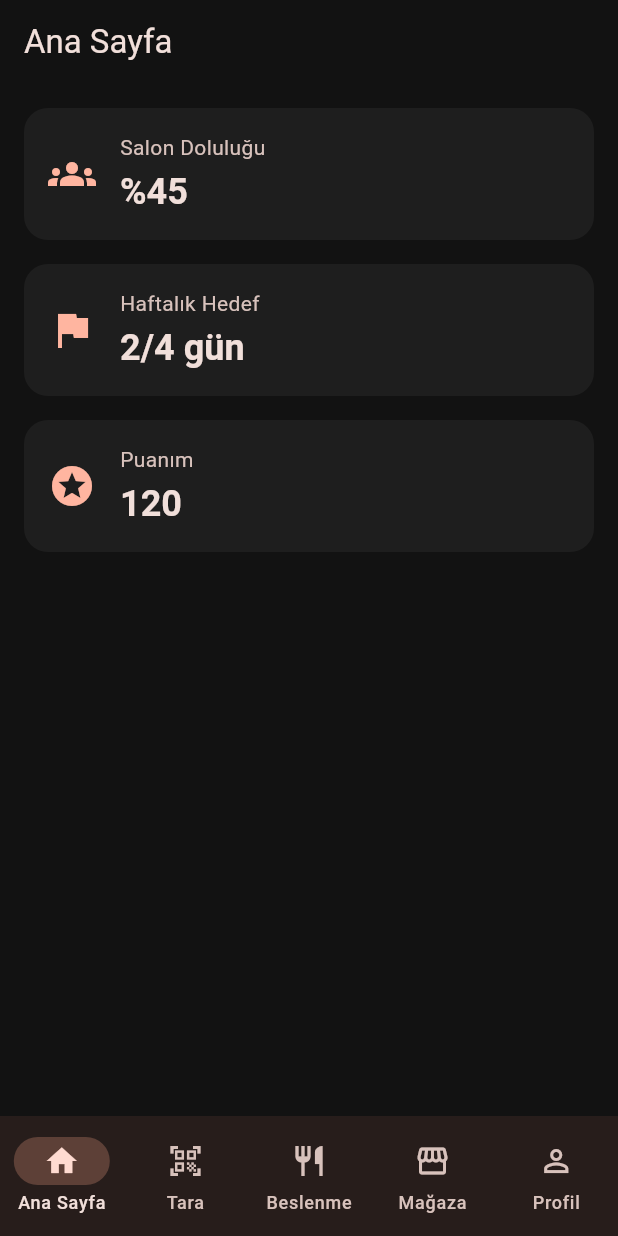
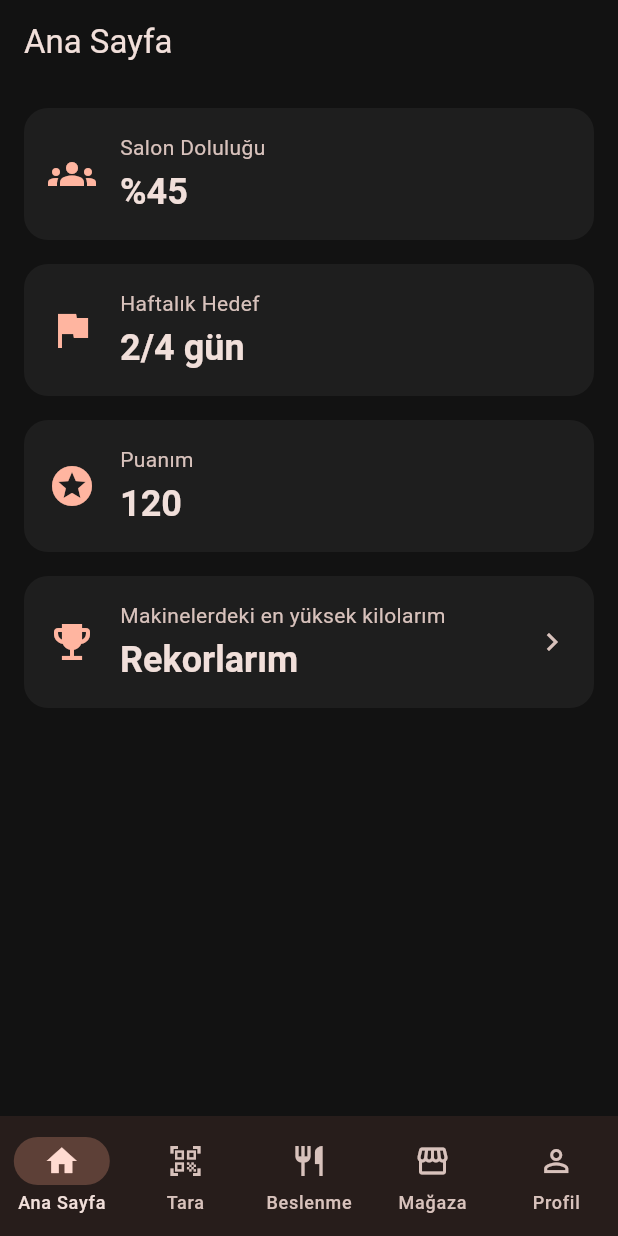
Before and after one commit to oytuncan/FitPulse-QR, a Flutter app: the screen it shows once a user with an empty profile is signed in, on a phone screen of 412 x 824 dp. Run offline on Flutter 3.47's test engine with Material 3 defaults, Android fonts, the phone set to English and light mode, and no system bars; our stand-ins replace drift, firebase_auth, firebase_core; missing offline and left inert: mobile_scanner; accounts and stored records are empty; generated files the repository leaves out were written again.

Commit message:
Rekorlarim sayfasi: makine basina en yuksek kilo listesi
- PrRepository.getPersonalRecords: makine basina tek satir, kiloya gore azalan
- Rekorlarim ekrani ve ViewModel; karta dokununca detay, donunce liste yenilenir
- StatCard'a istege bagli alt yazi ve onTap eklendi
- Ana Sayfa'ya Rekorlarim karti, Profil'e Rekorlarim satiri eklendi

Co-Authored-By: Claude Opus 5.5 <noreply@anthropic.com>

```diff
--- a/lib/core/widgets/stat_card.dart
+++ b/lib/core/widgets/stat_card.dart
@@ -3,23 +3,34 @@ import 'package:flutter/material.dart';
 import '../constants/app_constants.dart';
 
 /// Başlık + değer gösteren tekrar kullanılabilir bilgi kartı.
+/// [subtitle] ve [onTap] isteğe bağlıdır; onTap verilirse kart tıklanabilir
+/// olur ve sağda ok gösterilir.
 class StatCard extends StatelessWidget {
   const StatCard({
     super.key,
     required this.icon,
     required this.title,
     required this.value,
+    this.subtitle,
+    this.onTap,
   });
 
   final IconData icon;
   final String title;
   final String value;
+  final String? subtitle;
+  final VoidCallback? onTap;
 
   @override
   Widget build(BuildContext context) {
     final theme = Theme.of(context);
+    final mutedColor = theme.colorScheme.onSurfaceVariant;
 
     return Card(
+      // Dokunma efekti yuvarlak köşelerin dışına taşmasın.
+      clipBehavior: Clip.antiAlias,
+      child: InkWell(
+        onTap: onTap,
         child: Padding(
           padding: const EdgeInsets.all(AppSpacing.md),
           child: Row(
@@ -32,9 +43,8 @@ class StatCard extends StatelessWidget {
                   children: [
                     Text(
                       title,
-                    style: theme.textTheme.bodyMedium?.copyWith(
-                      color: theme.colorScheme.onSurfaceVariant,
-                    ),
+                      style:
+                          theme.textTheme.bodyMedium?.copyWith(color: mutedColor),
                     ),
                     const SizedBox(height: AppSpacing.xs),
                     Text(
@@ -42,10 +52,20 @@ class StatCard extends StatelessWidget {
                       style: theme.textTheme.headlineSmall
                           ?.copyWith(fontWeight: FontWeight.bold),
                     ),
+                    if (subtitle != null) ...[
+                      const SizedBox(height: AppSpacing.xs),
+                      Text(
+                        subtitle!,
+                        style: theme.textTheme.bodySmall
+                            ?.copyWith(color: mutedColor),
+                      ),
+                    ],
                   ],
                 ),
               ),
+              if (onTap != null) Icon(Icons.chevron_right, color: mutedColor),
             ],
+          ),
         ),
       ),
     );
--- a/lib/features/home/view/home_screen.dart
+++ b/lib/features/home/view/home_screen.dart
@@ -2,6 +2,7 @@ import 'package:flutter/material.dart';
 
 import '../../../core/constants/app_constants.dart';
 import '../../../core/widgets/stat_card.dart';
+import '../../machines/view/personal_records_screen.dart';
 
 class HomeScreen extends StatelessWidget {
   const HomeScreen({super.key});
@@ -10,26 +11,33 @@ class HomeScreen extends StatelessWidget {
   Widget build(BuildContext context) {
     return Scaffold(
       appBar: AppBar(title: const Text('Ana Sayfa')),
-      // Şimdilik sahte veriler; ileride gerçek veriyle değiştirilecek.
       body: ListView(
         padding: const EdgeInsets.all(AppSpacing.md),
-        children: const [
-          StatCard(
+        children: [
+          // Şimdilik sahte veriler; ileride gerçek veriyle değiştirilecek.
+          const StatCard(
             icon: Icons.groups,
             title: 'Salon Doluluğu',
             value: '%45',
           ),
-          SizedBox(height: AppSpacing.md),
-          StatCard(
+          const SizedBox(height: AppSpacing.md),
+          const StatCard(
             icon: Icons.flag,
             title: 'Haftalık Hedef',
             value: '2/4 gün',
           ),
-          SizedBox(height: AppSpacing.md),
-          StatCard(
+          const SizedBox(height: AppSpacing.md),
+          const StatCard(
             icon: Icons.stars,
             title: 'Puanım',
             value: '120',
+          ),
+          const SizedBox(height: AppSpacing.md),
+          StatCard(
+            icon: Icons.emoji_events,
+            title: 'Makinelerdeki en yüksek kilolarım',
+            value: 'Rekorlarım',
+            onTap: () => PersonalRecordsScreen.open(context),
           ),
         ],
       ),
--- a/lib/features/machines/model/machine.dart
+++ b/lib/features/machines/model/machine.dart
@@ -17,8 +17,11 @@ class Machine {
     final id = text.substring(_qrPrefix.length);
     if (!_validId.hasMatch(id)) return null;
 
-    return Machine(id: id, name: _nameFromId(id));
+    return Machine.fromId(id);
   }
+
+  /// Kayıtlı makine id'sinden makine oluşturur (adı id'den üretilir).
+  factory Machine.fromId(String id) => Machine(id: id, name: _nameFromId(id));
 
   /// "bench-press" -> "Bench Press"
   static String _nameFromId(String id) {
--- /dev/null
+++ b/lib/features/machines/model/machine_pr.dart
@@ -0,0 +1,14 @@
+import 'machine.dart';
+
+/// Bir makinedeki kişisel rekor: en yüksek kilo ve ilk kaldırıldığı tarih.
+class MachinePr {
+  const MachinePr({
+    required this.machine,
+    required this.weightKg,
+    required this.achievedAt,
+  });
+
+  final Machine machine;
+  final double weightKg;
+  final DateTime achievedAt;
+}
```
Also changed, not shown: lib/features/machines/repository/pr_repository.dart (+29 -0 lines), lib/features/machines/view/personal_records_screen.dart (added, +113 -0 lines), lib/features/machines/viewmodel/personal_records_viewmodel.dart (added, +46 -0 lines), lib/features/profile/view/profile_screen.dart (+9 -0 lines). Lines whose indentation alone changed are shown as unchanged.
